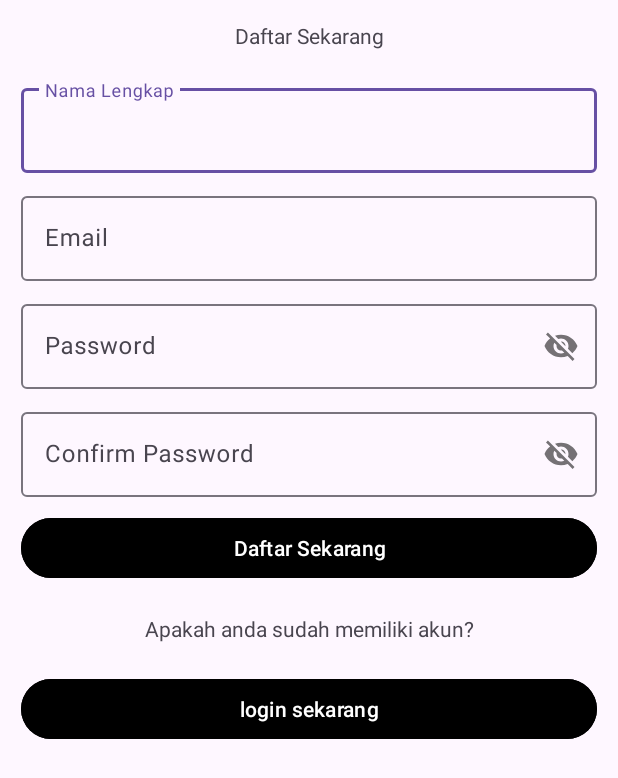
After one commit to UkurUkurMan/LaundryU, an Android app: the register screen opened directly, with no data from a screen before it, on a phone screen of 412 x 824 dp. The commit adds this screen. Shown: the top 778 px of the screen. Run offline under Robolectric (Android 15) with nearby library versions, the phone set to English and light mode, and no system bars; our stand-ins replace Firebase (no records; nobody signed in at launch, a user with empty details on screens opened directly).

Commit message:
Splash Login Regist Firebase Done

```diff
--- a/app/build.gradle.kts
+++ b/app/build.gradle.kts
@@ -1,6 +1,7 @@
 plugins {
     id("com.android.application")
     id("org.jetbrains.kotlin.android")
+    id("com.google.gms.google-services")
 }
 
 android {
@@ -47,4 +48,9 @@ dependencies {
     testImplementation("junit:junit:4.13.2")
     androidTestImplementation("androidx.test.ext:junit:1.1.5")
     androidTestImplementation("androidx.test.espresso:espresso-core:3.5.1")
+
+
+    implementation(platform("com.google.firebase:firebase-bom:32.5.0"))
+    implementation("com.google.firebase:firebase-analytics")
+    implementation("com.google.firebase:firebase-auth-ktx:22.2.0")
 }
--- a/app/src/main/java/com/laundryukurukur/MainActivity.kt
+++ b/app/src/main/java/com/laundryukurukur/MainActivity.kt
@@ -10,8 +10,6 @@ class MainActivity : AppCompatActivity() {
     private lateinit var binding : ActivityMainBinding
     override fun onCreate(savedInstanceState: Bundle?) {
         super.onCreate(savedInstanceState)
-        Thread.sleep(3000)
-        installSplashScreen()
         binding = ActivityMainBinding.inflate(layoutInflater)
         setContentView(binding.root)
         replacefragment(home())
@@ -21,9 +19,7 @@ class MainActivity : AppCompatActivity() {
                 R.id.riwayat -> replacefragment(riwayat())
                 R.id.profile -> replacefragment(profile())
 
-                else ->{
-
-                }
+                else ->{}
             }
             true
         }
--- a/app/src/main/java/com/laundryukurukur/profile.kt
+++ b/app/src/main/java/com/laundryukurukur/profile.kt
@@ -11,11 +11,6 @@ import android.view.ViewGroup
 private const val ARG_PARAM1 = "param1"
 private const val ARG_PARAM2 = "param2"
 
-/**
- * A simple [Fragment] subclass.
- * Use the [profile.newInstance] factory method to
- * create an instance of this fragment.
- */
 class profile : Fragment() {
     // TODO: Rename and change types of parameters
     private var param1: String? = null
--- /dev/null
+++ b/app/src/main/java/com/laundryukurukur/register.kt
@@ -0,0 +1,86 @@
+package com.laundryukurukur
+
+import android.app.ProgressDialog
+import android.content.Intent
+import androidx.appcompat.app.AppCompatActivity
+import android.os.Bundle
+import android.widget.Button
+import android.widget.EditText
+import android.widget.Toast
+import com.google.firebase.auth.FirebaseAuth
+import com.google.firebase.auth.userProfileChangeRequest
+
+class register : AppCompatActivity() {
+    lateinit var editfullname: EditText
+    lateinit var editemail: EditText
+    lateinit var editpassword: EditText
+    lateinit var editpasswordconf: EditText
+    lateinit var btnRegister: Button
+    lateinit var btnLogin: Button
+    lateinit var progressDialog : ProgressDialog
+    var firebaseAuth = FirebaseAuth.getInstance()
+    override fun onStart() {
+        super.onStart()
+        if (firebaseAuth.currentUser != null)
+            startActivity(Intent(this, MainActivity::class.java))
+    }
+
+    override fun onCreate(savedInstanceState: Bundle?) {
+        super.onCreate(savedInstanceState)
+        setContentView(R.layout.activity_register)
+        editfullname = findViewById(R.id.input_nama_regist)
+        editemail = findViewById(R.id.input_email_regist)
+        editpassword = findViewById(R.id.input_password_regist)
+        editpasswordconf = findViewById(R.id.input_password_konfirm)
+        btnRegister = findViewById(R.id.button_register)
+        btnLogin = findViewById(R.id.btn_login_regist)
+        progressDialog = ProgressDialog(this)
+        progressDialog.setTitle("Logging")
+        progressDialog.setMessage("Silahkan Tunggu...")
+        btnLogin.setOnClickListener {
+            startActivity(Intent(this, login::class.java))
+            finish()
+        }
+        btnRegister.setOnClickListener {
+            if (editfullname.text.isNotEmpty() && editemail.text.isNotEmpty() && editpassword.text.isNotEmpty()) {
+                if (editpassword.text.toString() == editpasswordconf.text.toString()) {
+                    processRegist()
+                } else {
+                    Toast.makeText(this, "Konfirmasi kata sandi harus sama", Toast.LENGTH_SHORT)
+                        .show()
+                }
+            } else {
+                Toast.makeText(this, "Silahkan isi dulu semua data", Toast.LENGTH_SHORT).show()
+            }
+        }
+    }
+
+    private fun processRegist() {
+        val fullname = editfullname.text.toString()
+        val email = editemail.text.toString()
+        val password = editpassword.text.toString()
+        progressDialog.show()
+        firebaseAuth.createUserWithEmailAndPassword(email,password)
+            .addOnCompleteListener { task ->
+                if (task.isSuccessful) {
+                    val userUpdateProfile = userProfileChangeRequest {
+                        displayName = fullname
+                    }
+                    val user = task.result.user
+                    user!!.updateProfile(userUpdateProfile)
+                        .addOnCompleteListener {
+                            progressDialog.dismiss()
+                            startActivity(Intent(this, MainActivity::class.java))
+                        }
+                        .addOnFailureListener { error2 ->
+                            Toast.makeText(this, error2.localizedMessage, Toast.LENGTH_SHORT).show()
+                        }
+                }else{
+                    progressDialog.dismiss()
+                }
+            }
+            .addOnFailureListener { error ->
+                Toast.makeText(this, error.localizedMessage, Toast.LENGTH_SHORT).show()
+            }
+    }
+}
--- a/app/src/main/res/layout/activity_main.xml
+++ b/app/src/main/res/layout/activity_main.xml
@@ -10,6 +10,7 @@
         android:id="@+id/bottomNavigationView"
         android:layout_width="0dp"
         android:layout_height="wrap_content"
+        android:background="@color/bar"
         app:layout_constraintBottom_toBottomOf="parent"
         app:layout_constraintEnd_toEndOf="parent"
         app:layout_constraintStart_toStartOf="parent"
--- /dev/null
+++ b/app/src/main/res/layout/activity_register.xml
@@ -0,0 +1,96 @@
+<?xml version="1.0" encoding="utf-8"?>
+<androidx.constraintlayout.widget.ConstraintLayout xmlns:android="http://schemas.android.com/apk/res/android"
+    xmlns:app="http://schemas.android.com/apk/res-auto"
+    xmlns:tools="http://schemas.android.com/tools"
+    android:layout_width="match_parent"
+    android:layout_height="match_parent"
+    tools:context=".register">
+    <LinearLayout
+        android:layout_width="match_parent"
+        android:layout_height="match_parent"
+        android:orientation="vertical"
+        android:padding="14dp"
+        >
+        <TextView
+            android:layout_width="match_parent"
+            android:layout_height="wrap_content"
+            android:textAlignment="center"
+            android:text="Daftar Sekarang"
+            />
+        <com.google.android.material.textfield.TextInputLayout
+            android:layout_width="match_parent"
+            android:layout_height="wrap_content"
+            android:layout_marginTop="20dp"
+            app:boxBackgroundMode="outline">
+
+            <EditText
+                android:id="@+id/input_nama_regist"
+                android:layout_width="match_parent"
+                android:layout_height="wrap_content"
+                android:inputType="textPersonName"
+                android:hint="Nama Lengkap"/>
+        </com.google.android.material.textfield.TextInputLayout>
+        <com.google.android.material.textfield.TextInputLayout
+            android:layout_width="match_parent"
+            android:layout_height="wrap_content"
+            android:layout_marginTop="10dp"
+            app:boxBackgroundMode="outline">
+
+            <EditText
+                android:id="@+id/input_email_regist"
+                android:layout_width="match_parent"
+                android:layout_height="wrap_content"
+                android:inputType="textPersonName"
+                android:hint="Email"/>
+        </com.google.android.material.textfield.TextInputLayout>
+        <com.google.android.material.textfield.TextInputLayout
+            android:layout_width="match_parent"
+            android:layout_height="wrap_content"
+            android:layout_marginTop="10dp"
+            app:boxBackgroundMode="outline"
+            app:passwordToggleEnabled="true">
+            <EditText
+                android:id="@+id/input_password_regist"
+                android:layout_width="match_parent"
+                android:layout_height="wrap_content"
+                android:inputType="textPersonName"
+                android:hint="Password"/>
+        </com.google.android.material.textfield.TextInputLayout>
+        <com.google.android.material.textfield.TextInputLayout
+            android:layout_width="match_parent"
+            android:layout_height="wrap_content"
+            android:layout_marginTop="10dp"
+            app:boxBackgroundMode="outline"
+            app:passwordToggleEnabled="true">
+
+            <EditText
+                android:id="@+id/input_password_konfirm"
+                android:layout_width="match_parent"
+                android:layout_height="wrap_content"
+                android:inputType="textPersonName"
+                android:hint="Confirm Password"/>
+        </com.google.android.material.textfield.TextInputLayout>
+        <Button
+            android:id="@+id/button_register"
+            android:layout_width="match_parent"
+            android:layout_height="wrap_content"
+            android:layout_marginTop="10dp"
+            android:backgroundTint="@color/black"
+            android:text="Daftar Sekarang"/>
+        <TextView
+            android:layout_width="match_parent"
+            android:layout_height="wrap_content"
+            android:text="Apakah anda sudah memiliki akun?"
+            android:textAlignment="center"
+            android:layout_marginTop="20dp"/>
+        <Button
+            android:id="@+id/btn_login_regist"
+            android:layout_width="match_parent"
+            android:layout_height="wrap_content"
+            android:backgroundTint="@color/black"
+            android:layout_marginTop="20dp"
+            android:textColor="@color/white"
+            android:text="login sekarang"/>
+    </LinearLayout>
+
+</androidx.constraintlayout.widget.ConstraintLayout>
--- a/app/src/main/res/layout/fragment_home.xml
+++ b/app/src/main/res/layout/fragment_home.xml
@@ -2,11 +2,13 @@
 <FrameLayout xmlns:android="http://schemas.android.com/apk/res/android"
     xmlns:tools="http://schemas.android.com/tools"
     android:layout_width="match_parent"
+    tools:viewBindingIgnore="true"
     android:layout_height="match_parent"
     tools:context=".home">
 
     <!-- TODO: Update blank fragment layout -->
     <TextView
+        android:id="@+id/nama"
         android:layout_width="match_parent"
         android:layout_height="match_parent"
         android:text="Home" />
--- a/app/src/main/res/values/colors.xml
+++ b/app/src/main/res/values/colors.xml
@@ -2,4 +2,5 @@
 <resources>
     <color name="black">#FF000000</color>
     <color name="white">#FFFFFFFF</color>
+    <color name="bar">#a0a0a0</color>
 </resources>
--- a/app/src/main/res/values/themes.xml
+++ b/app/src/main/res/values/themes.xml
@@ -8,7 +8,7 @@
     <style name="Theme.LaundryU" parent="Base.Theme.LaundryU" />
     <style name="Theme.App.SplashScreen" parent="Theme.SplashScreen">
         <item name="windowSplashScreenBackground">@color/white</item>
-        <item name="windowSplashScreenAnimatedIcon">@drawable/logo</item>
+        <item name="windowSplashScreenAnimatedIcon">@drawable/img</item>
         <item name="postSplashScreenTheme">@style/Base.Theme.LaundryU</item>
     </style>
 </resources>
--- a/build.gradle.kts
+++ b/build.gradle.kts
@@ -2,4 +2,5 @@
 plugins {
     id("com.android.application") version "8.1.0" apply false
     id("org.jetbrains.kotlin.android") version "1.8.0" apply false
+    id("com.google.gms.google-services") version "4.4.0" apply false
 }
```
Also changed, not shown: app/src/main/AndroidManifest.xml (+10 -3 lines), app/src/main/java/com/laundryukurukur/home.kt (+6 -38 lines), app/src/main/java/com/laundryukurukur/login.kt (added, +65 -0 lines), app/src/main/res/layout/activity_login.xml (added, +154 -0 lines), app/src/main/res/drawable/img.png (added), app/src/main/res/drawable/logo.png (deleted), 1 other file.
